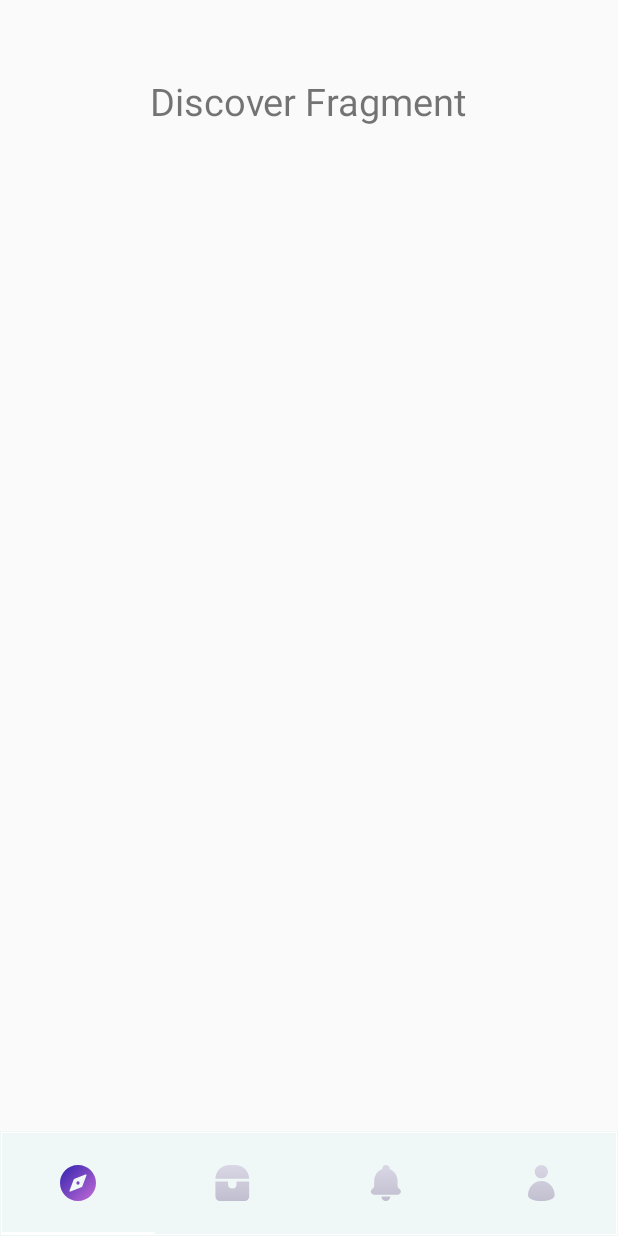
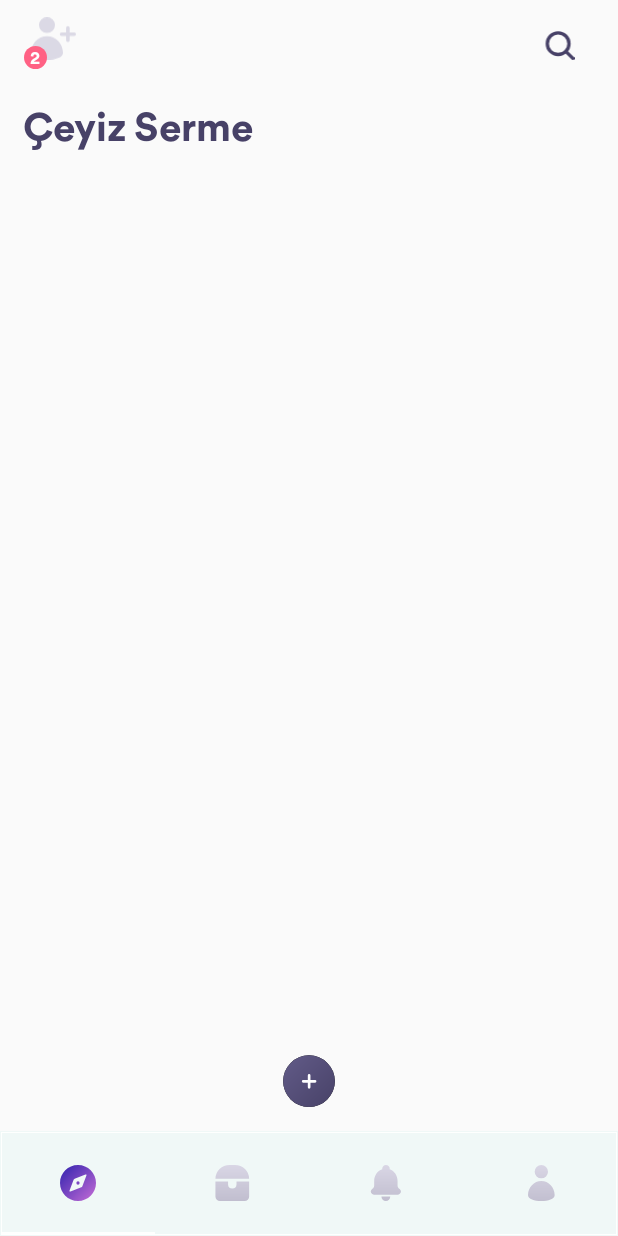
Before and after one commit to melihyayla/CeyizListesi, an Android app: the DiscoverFragment screen opened directly, with no data from a screen before it, on a phone screen of 412 x 824 dp. Run offline under Robolectric (Android 15) with nearby library versions, the phone set to English and light mode, and no system bars.

```diff
--- a/app/build.gradle
+++ b/app/build.gradle
@@ -29,7 +29,7 @@ dependencies {
     implementation 'com.android.support.constraint:constraint-layout:1.1.3'
     implementation 'com.github.apl-devs:appintro:v4.2.3'
     implementation 'com.android.support:design:28.0.0'
-    testImplementation 'junit:junit:4.12'
-    androidTestImplementation 'com.android.support.test:runner:1.0.2'
-    androidTestImplementation 'com.android.support.test.espresso:espresso-core:3.0.2'
+    testİmplementation 'junit:junit:4.12'
+    androidTestİmplementation 'com.android.support.test:runner:1.0.2'
+    androidTestİmplementation 'com.android.support.test.espresso:espresso-core:3.0.2'
 }
--- /dev/null
+++ b/app/src/main/res/drawable/ic_add_friend.xml
@@ -0,0 +1,17 @@
+<vector xmlns:android="http://schemas.android.com/apk/res/android"
+    android:width="25dp"
+    android:height="24dp"
+    android:viewportWidth="25"
+    android:viewportHeight="24">
+  <path
+      android:pathData="M8.889,8.889a4.444,4.444 0,1 1,0 -8.889,4.444 4.444,0 0,1 0,8.889zM17.778,20.095c0,5.207 -17.778,5.207 -17.778,0s3.98,-9.428 8.889,-9.428c4.91,0 8.889,4.22 8.889,9.428z"
+      android:fillColor="#DBD9E5"
+      android:fillType="evenOdd"/>
+  <path
+      android:pathData="M20.5,6v7M24,9.5h-7"
+      android:strokeWidth="2"
+      android:fillColor="#00000000"
+      android:strokeColor="#DBD9E5"
+      android:fillType="evenOdd"
+      android:strokeLineCap="round"/>
+</vector>
--- /dev/null
+++ b/app/src/main/res/drawable/ic_plus_center.xml
@@ -0,0 +1,30 @@
+<vector xmlns:android="http://schemas.android.com/apk/res/android"
+    xmlns:aapt="http://schemas.android.com/aapt"
+    android:width="94dp"
+    android:height="94dp"
+    android:viewportWidth="94"
+    android:viewportHeight="94">
+  <path
+      android:pathData="M47,42m-27,0a27,27 0,1 1,54 0a27,27 0,1 1,-54 0"
+      android:fillColor="#000"
+      android:fillType="evenOdd"/>
+  <path
+      android:pathData="M47,42m-27,0a27,27 0,1 1,54 0a27,27 0,1 1,-54 0"
+      android:fillType="evenOdd">
+    <aapt:attr name="android:fillColor">
+      <gradient
+          android:startY="69.54"
+          android:startX="75.08"
+          android:endY="15"
+          android:endX="20"
+          android:type="linear">
+        <item android:offset="0" android:color="#FF474167"/>
+        <item android:offset="1" android:color="#FF625B88"/>
+      </gradient>
+    </aapt:attr>
+  </path>
+  <path
+      android:pathData="M53.356,40.746h-4.82v-4.82a1.395,1.395 0,0 0,-2.79 0v4.82h-4.82a1.395,1.395 0,0 0,0 2.79h4.82v4.82a1.395,1.395 0,0 0,2.79 0v-4.82h4.82a1.395,1.395 0,0 0,0 -2.79z"
+      android:fillColor="#FFF"
+      android:fillType="nonZero"/>
+</vector>
--- /dev/null
+++ b/app/src/main/res/drawable/notification_circle.xml
@@ -0,0 +1,10 @@
+<?xml version="1.0" encoding="utf-8"?>
+<shape
+    xmlns:android="http://schemas.android.com/apk/res/android"
+    android:shape="oval">
+
+    <solid
+
+        android:color="#ff6184"/>
+
+</shape>
--- a/app/src/main/res/layout/fragment_discover.xml
+++ b/app/src/main/res/layout/fragment_discover.xml
@@ -1,23 +1,92 @@
 <?xml version="1.0" encoding="utf-8"?>
-<RelativeLayout xmlns:android="http://schemas.android.com/apk/res/android"
+<FrameLayout xmlns:android="http://schemas.android.com/apk/res/android"
     android:orientation="vertical"
     android:layout_width="match_parent"
     android:layout_height="match_parent">
 
-    <LinearLayout
+    <ImageView
+        android:id="@+id/add_icon_center"
+        android:layout_width="60dp"
+        android:layout_height="60dp"
+        android:layout_gravity="center_horizontal|bottom"
+        android:src="@drawable/ic_plus_center" />
+
+    <ScrollView
         android:layout_width="match_parent"
         android:layout_height="match_parent"
-        android:layout_margin="10dp"
-        android:orientation="vertical">
+        android:layout_margin="5dp" >
 
-        <TextView
-            android:layout_width="wrap_content"
-            android:layout_height="wrap_content"
-            android:layout_gravity="center_horizontal"
-            android:layout_margin="40dp"
-            android:text="Discover Fragment"
-            android:textSize="25sp" />
+        <LinearLayout
+            android:id="@+id/parentLinear"
+            android:orientation="vertical"
+            android:layout_width="match_parent"
+            android:layout_height="wrap_content">
 
-    </LinearLayout>
+            <LinearLayout
+                android:orientation="horizontal"
+                android:layout_width="match_parent"
+                android:layout_height="50dp">
 
-</RelativeLayout>
+                <LinearLayout
+                    android:layout_weight="5"
+                    android:layout_width="0dp"
+                    android:layout_height="wrap_content">
+                    <FrameLayout
+                        android:layout_gravity="center"
+                        android:layout_margin="5dp"
+                        android:layout_width="50dp"
+                        android:layout_height="35dp">
+
+                        <ImageView
+                            android:layout_marginLeft="10dp"
+                            android:src="@drawable/ic_add_friend"
+                            android:layout_width="30dp"
+                            android:layout_height="30dp" />
+
+                        <TextView
+                            android:layout_width="15dp"
+                            android:layout_height="15dp"
+                            android:layout_gravity="bottom"
+                            android:layout_marginLeft="5dp"
+                            android:layout_marginTop="25dp"
+                            android:layout_marginRight="50dp"
+                            android:background="@drawable/notification_circle"
+                            android:fontFamily="@font/gordita_bold"
+                            android:text="2"
+                            android:textAlignment="center"
+                            android:textColor="@color/white"
+                            android:textSize="10sp" />
+
+                    </FrameLayout>
+                </LinearLayout>
+
+                <ImageView
+                    android:layout_weight="1"
+                    android:layout_gravity="center"
+                    android:src="@drawable/ic_search"
+                    android:layout_width="0dp"
+                    android:layout_height="20dp" />
+            </LinearLayout>
+
+            <TextView
+                android:layout_margin="10dp"
+                android:layout_width="wrap_content"
+                android:layout_height="wrap_content"
+                android:textSize="24sp"
+                android:fontFamily="@font/gordita_bold"
+                android:textColor="@color/dusk"
+                android:letterSpacing="-0.01"
+                android:text="Çeyiz Serme"
+
+                />
+
+
+        </LinearLayout>
+
+
+
+    </ScrollView>
+
+
+
+</FrameLayout>
```
